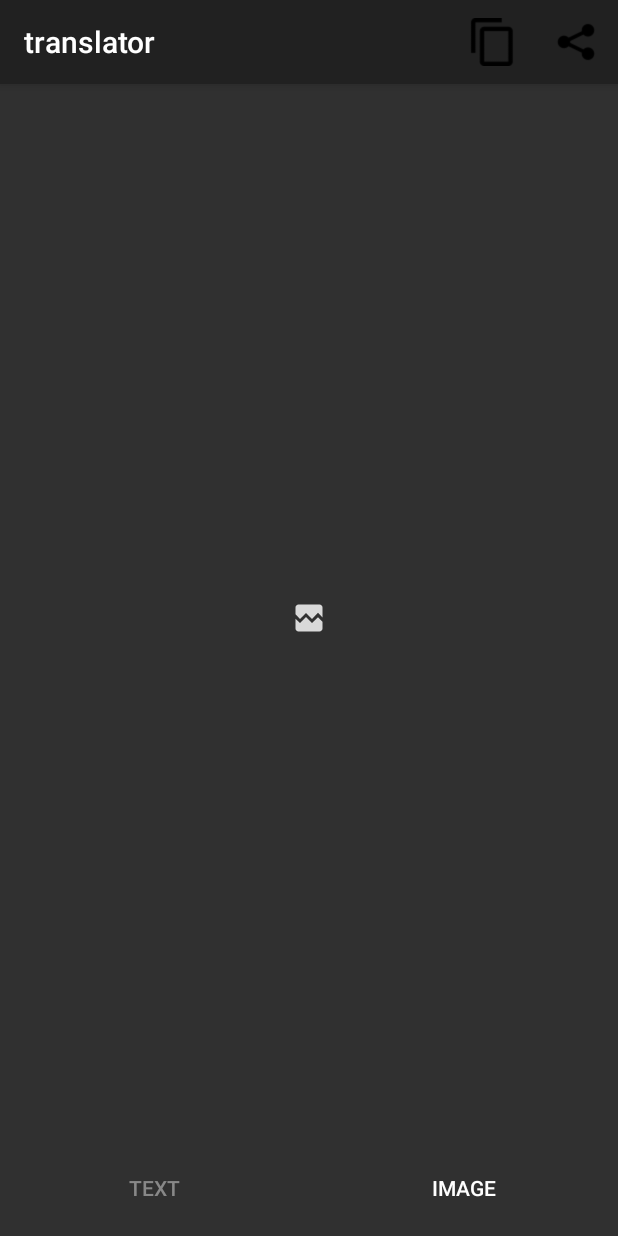
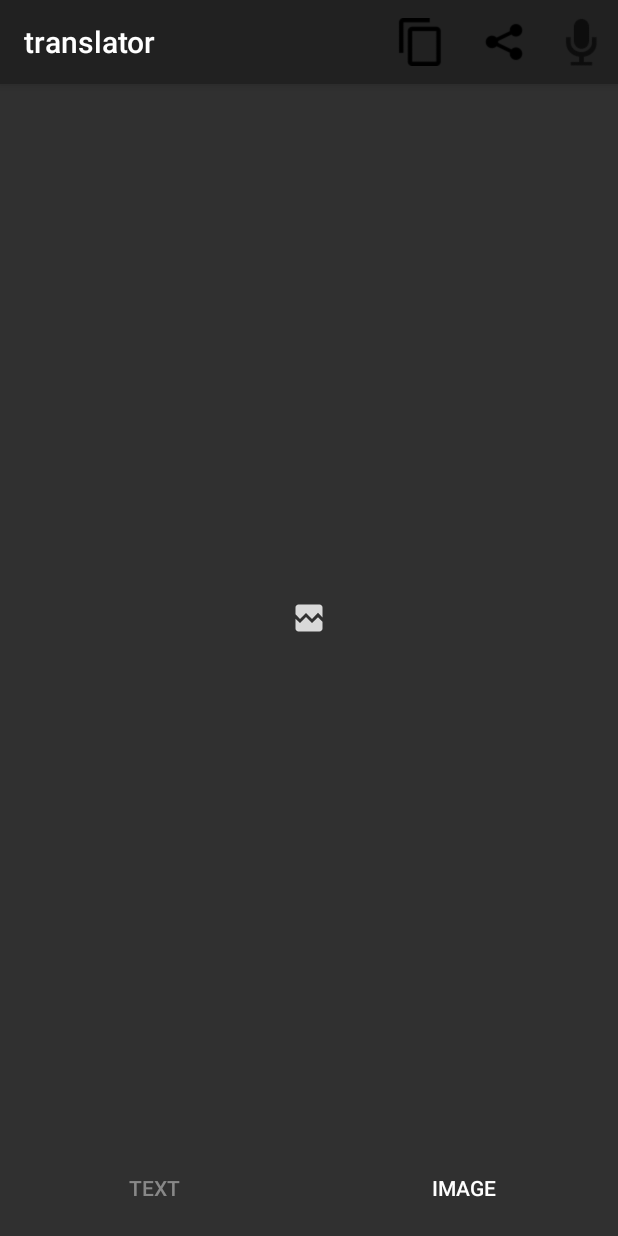
Before and after one commit to harsh2201/Image-To-Recipe, an Android app: the ViewProductActivity screen opened directly, with no data from a screen before it, after a tap on "IMAGE", on a phone screen of 412 x 824 dp. Run offline under Robolectric (Android 15) with nearby library versions, the phone set to English and light mode, and no system bars; 2 statements that could not run were skipped.

```diff
--- a/app/src/main/res/menu/features_list.xml
+++ b/app/src/main/res/menu/features_list.xml
@@ -14,4 +14,11 @@
         android:icon="@drawable/share"
         app:showAsAction="always"
         android:title="Share" />
+
+
+    <item
+        android:id="@+id/mic"
+        android:icon="@drawable/mic"
+        app:showAsAction="always"
+        android:title="Mic" />
 </menu>
```
Also changed, not shown: app/src/main/java/com/example/sanketpatel/translator/ViewProductActivity.java (+23 -0 lines), app/src/main/res/drawable/mic.png (added).
